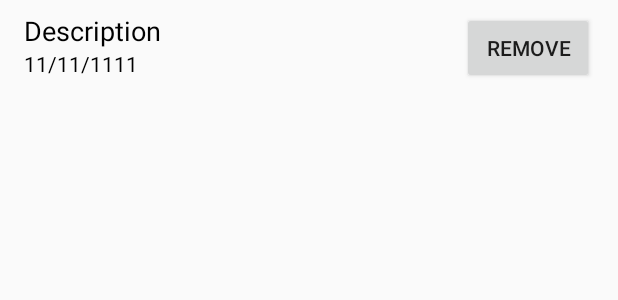
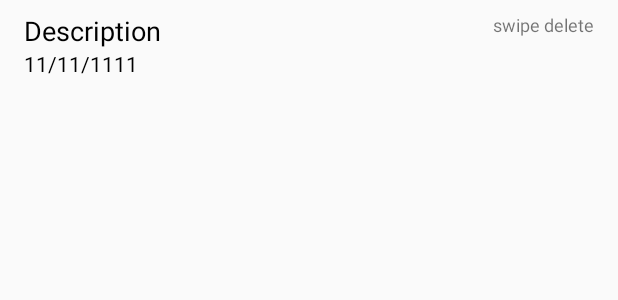
Before and after one commit to tblessed23/Menu, an Android app: the layout favorite_layout.xml on its own in the app's theme, with its tools: preview values and no code run, on a phone screen of 412 x 824 dp. Shown: the top 300 px of the screen. Run offline under Robolectric (Android 15) with nearby library versions, the phone set to English and light mode, and no system bars.

```diff
--- a/app/src/main/java/com/example/android/popularmoviespractice/tables/FavoritesDao.java
+++ b/app/src/main/java/com/example/android/popularmoviespractice/tables/FavoritesDao.java
@@ -1,5 +1,6 @@
 package com.example.android.popularmoviespractice.tables;
 
+import androidx.lifecycle.LiveData;
 import androidx.room.Dao;
 import androidx.room.Delete;
 import androidx.room.Insert;
--- a/app/src/main/res/layout/favorite_layout.xml
+++ b/app/src/main/res/layout/favorite_layout.xml
@@ -38,10 +38,9 @@
     </LinearLayout>
 
     <!--This Button is to 'unfavorite' a movie-->
-    <Button
-        android:id="@+id/removeFavoriteButton"
-        android:onClick="removeFavorite"
+    <TextView
         android:layout_width="wrap_content"
         android:layout_height="wrap_content"
-        android:text="Remove" />
+        android:text="@string/swipe_delete"
+        android:textSize="12sp" />
 </LinearLayout>
--- a/app/src/main/res/values/strings.xml
+++ b/app/src/main/res/values/strings.xml
@@ -26,4 +26,7 @@
     <string name="no_internet_connection">No Internet Connection.</string>
     <!-- TODO: Remove or change this placeholder text -->
     <string name="hello_blank_fragment">Hello blank fragment</string>
+
+    <!-- In favorite_layout -->
+    <string name="swipe_delete">swipe delete</string>
 </resources>
```
Also changed, not shown: app/build.gradle (+13 -0 lines), app/src/main/java/com/example/android/popularmoviespractice/adapters/FavoritesAdapter.java (+16 -16 lines), app/src/main/java/com/example/android/popularmoviespractice/fragments/FavoritesFragment.java (+25 -17 lines).
